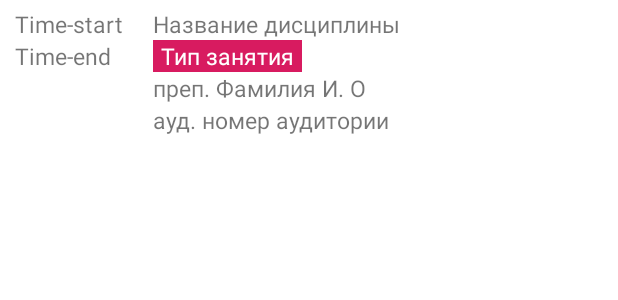
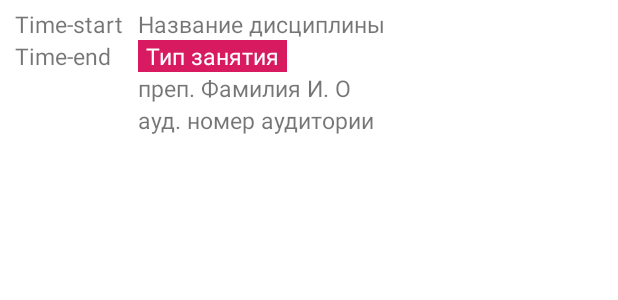
Before and after one commit to redhawk16/SibadiRasp, an Android app: the layout lessons_item.xml on its own in the app's theme, with its tools: preview values and no code run, on a phone screen of 412 x 824 dp. Shown: the top 300 px of the screen. Run offline under Robolectric (Android 15) with nearby library versions, the phone set to English and light mode, and no system bars; Roboto replaces fonts that are not available here.

Commit message:
Add DB in ListView & BugFixes

```diff
--- a/app/src/main/res/layout/lessons_item.xml
+++ b/app/src/main/res/layout/lessons_item.xml
@@ -1,17 +1,22 @@
 <?xml version="1.0" encoding="utf-8"?>
-<TableLayout xmlns:android="http://schemas.android.com/apk/res/android"
+<LinearLayout xmlns:android="http://schemas.android.com/apk/res/android"
     xmlns:tools="http://schemas.android.com/tools"
     android:layout_width="match_parent"
     android:layout_height="match_parent"
+    android:orientation="horizontal"
     android:background="#FFFFFF"
     android:paddingBottom="5dp"
     android:paddingLeft="10dp"
     android:paddingRight="10dp"
-    android:paddingTop="5dp"
-    android:shrinkColumns="*">
+    android:paddingTop="5dp">
+
+    <TableLayout
+        android:layout_width="wrap_content"
+        android:layout_height="wrap_content"
+        android:layout_marginRight="10dp">
 
         <TableRow
-        android:layout_width="match_parent"
+            android:layout_width="wrap_content"
             android:layout_height="match_parent">
 
             <TextView
@@ -20,8 +25,34 @@
                 android:layout_width="wrap_content"
                 android:layout_height="wrap_content"
                 android:text="Time-start"
-            android:textSize="15sp"
-            android:layout_marginRight="20sp" />
+                android:textSize="15sp" />
+
+        </TableRow>
+
+        <TableRow
+            android:layout_width="wrap_content"
+            android:layout_height="match_parent">
+
+            <TextView
+                android:id="@+id/time_end"
+                android:layout_column="0"
+                android:layout_width="wrap_content"
+                android:layout_height="wrap_content"
+                android:text="Time-end"
+                android:textSize="15sp" />
+
+        </TableRow>
+
+    </TableLayout>
+
+    <TableLayout
+        android:layout_width="wrap_content"
+        android:layout_height="wrap_content"
+        android:shrinkColumns="0">
+
+        <TableRow
+            android:layout_width="match_parent"
+            android:layout_height="match_parent">
 
             <TextView
                 android:id="@+id/name_disciplines"
@@ -36,21 +67,13 @@
             android:layout_width="match_parent"
             android:layout_height="match_parent" >
 
-        <TextView
-            android:id="@+id/time_end"
-            android:layout_column="0"
+            <LinearLayout
                 android:layout_width="wrap_content"
                 android:layout_height="wrap_content"
-            android:text="Time-end"
-            android:textSize="15sp" />
-
-        <LinearLayout
-            android:layout_width="wrap_content"
-            android:layout_height="wrap_content">
+                android:layout_column="1">
                 <TextView
                     android:id="@+id/type_disciplines"
                     android:background="?attr/colorAccent"
-                android:layout_column="1"
                     android:paddingStart="5sp"
                     android:paddingEnd="5sp"
                     android:textColor="#ffffff"
@@ -86,4 +109,7 @@
                 android:text="ауд. номер аудитории"
                 android:textSize="15sp" />
         </TableRow>
+
     </TableLayout>
+
+</LinearLayout>
```
Lines whose indentation alone changed are shown as unchanged.
